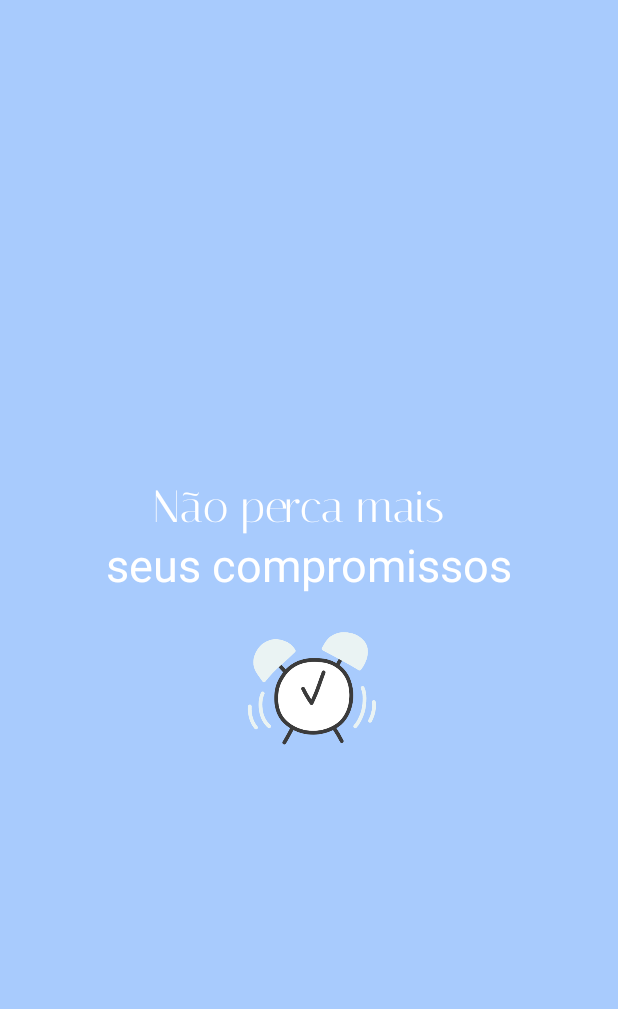
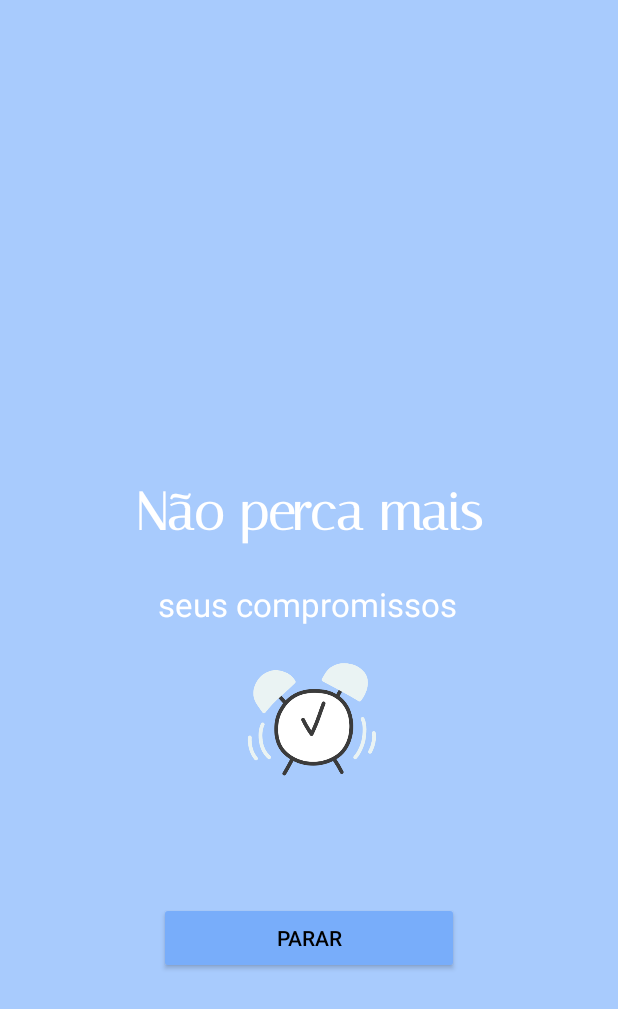
Before and after one commit to LucasGodoy1/AppCompromissoCerto, an Android app: the AlarmeActivity screen opened directly, with no data from a screen before it, on a phone screen of 412 x 824 dp. Shown: the top 1009 px of the screen. Run offline under Robolectric (Android 15) with nearby library versions, the phone set to English and light mode, and no system bars.

Commit message:
feat: alarmePlayer

```diff
--- a/app/src/main/java/lucasgodoy1/com/github/compromissocerto/controller/AlarmeActivityController.kt
+++ b/app/src/main/java/lucasgodoy1/com/github/compromissocerto/controller/AlarmeActivityController.kt
@@ -1,15 +1,20 @@
 package lucasgodoy1.com.github.compromissocerto.controller
 
+import android.view.View
 import lucasgodoy1.com.github.compromissocerto.data.CompromissoDataBase
+import lucasgodoy1.com.github.compromissocerto.service.AlarmePlayer
 import lucasgodoy1.com.github.compromissocerto.ui.AlarmeActivity
 import lucasgodoy1.com.github.compromissocerto.view.AlarmeActivityComponente
 
 class AlarmeActivityController(val alarmeActivity : AlarmeActivity, val AlarmeID: String) {
     private val alarmeComponente = AlarmeActivityComponente(alarmeActivity)
     private val data = CompromissoDataBase(alarmeActivity)
+    private val alarmePlayer = AlarmePlayer(alarmeActivity)
 
     fun inicializar(){
         exibirMsg()
+        alarmePlayer.iniciarSomDoAlarme()
+        botaoParar()
     }
 
     fun exibirMsg(){
@@ -20,5 +25,12 @@ class AlarmeActivityController(val alarmeActivity : AlarmeActivity, val AlarmeID
         }
     }
 
+    fun botaoParar(){
+        alarmeComponente.btnParar.setOnClickListener(View.OnClickListener {
+            alarmePlayer.pararSomDeAlarme()
+            alarmeActivity.finish()
+        })
+    }
+
 
 }
--- /dev/null
+++ b/app/src/main/java/lucasgodoy1/com/github/compromissocerto/service/AlarmePlayer.kt
@@ -0,0 +1,36 @@
+package lucasgodoy1.com.github.compromissocerto.service
+
+import android.content.Context
+import android.media.Ringtone
+import android.media.RingtoneManager
+import android.os.Handler
+import android.os.Looper
+
+class AlarmePlayer(val context: Context) {
+    val alarmUri = RingtoneManager.getDefaultUri(RingtoneManager.TYPE_ALARM)
+        ?: RingtoneManager.getDefaultUri(RingtoneManager.TYPE_NOTIFICATION)
+    private val ringtone = RingtoneManager.getRingtone(context, alarmUri)
+
+
+
+    fun iniciarSomDoAlarme(){
+        ringtone.play()
+        PararSomEmCincoMin()
+    }
+
+    fun pararSomDeAlarme(){
+        if (ringtone.isPlaying){
+            ringtone.stop()
+        }
+    }
+
+    fun PararSomEmCincoMin(){
+        if (ringtone.isPlaying){
+
+            Handler(Looper.getMainLooper()).postDelayed({
+                ringtone.stop()
+            }, 300000)
+        }
+    }
+
+}
--- a/app/src/main/java/lucasgodoy1/com/github/compromissocerto/view/AdicionarActivityComponente.kt
+++ b/app/src/main/java/lucasgodoy1/com/github/compromissocerto/view/AdicionarActivityComponente.kt
@@ -10,7 +10,7 @@ class AdicionarActivityComponente(adicionarActivity: AdicionarActivity) {
     var caixaDigiteSeuCompromisso: EditText = adicionarActivity.findViewById(R.id.idCaixaDigit)
     var calendario: CalendarView = adicionarActivity.findViewById(R.id.idCalendario)
     var hora: EditText = adicionarActivity.findViewById(R.id.idHora)
-    var btnSalvar: AppCompatButton = adicionarActivity.findViewById(R.id.idBtnSalvar)
+    var btnSalvar: AppCompatButton = adicionarActivity.findViewById(R.id.idBtnParar)
 
 
 }
--- a/app/src/main/java/lucasgodoy1/com/github/compromissocerto/view/AlarmeActivityComponente.kt
+++ b/app/src/main/java/lucasgodoy1/com/github/compromissocerto/view/AlarmeActivityComponente.kt
@@ -1,10 +1,12 @@
 package lucasgodoy1.com.github.compromissocerto.view
 
 import android.widget.TextView
+import androidx.appcompat.widget.AppCompatButton
 import lucasgodoy1.com.github.compromissocerto.R
 import lucasgodoy1.com.github.compromissocerto.ui.AlarmeActivity
 
 class AlarmeActivityComponente (val alarmeActivity : AlarmeActivity) {
     val txtViewTitulo : TextView = alarmeActivity.findViewById(R.id.idTxtAlarme)
     val txtViewDataEHora : TextView = alarmeActivity.findViewById(R.id.idTxtAlarmeDataeHR)
+    val btnParar : AppCompatButton = alarmeActivity.findViewById(R.id.idBtnParar)
 }
--- a/app/src/main/res/layout/activity_adicionar.xml
+++ b/app/src/main/res/layout/activity_adicionar.xml
@@ -112,7 +112,7 @@
                 app:layout_constraintTop_toBottomOf="@+id/idCalendario" />
 
             <androidx.appcompat.widget.AppCompatButton
-                android:id="@+id/idBtnSalvar"
+                android:id="@+id/idBtnParar"
                 android:layout_width="wrap_content"
                 android:layout_height="wrap_content"
                 android:layout_marginTop="12dp"
--- a/app/src/main/res/layout/activity_alarme.xml
+++ b/app/src/main/res/layout/activity_alarme.xml
@@ -11,16 +11,14 @@
         android:id="@+id/idTxtAlarme"
         android:layout_width="wrap_content"
         android:layout_height="wrap_content"
-        android:layout_marginStart="101dp"
         android:layout_marginTop="320dp"
-        android:layout_marginEnd="253dp"
         android:fontFamily="@font/italiana"
+        android:textStyle="bold"
         android:gravity="center"
         android:text="@string/splashTitulopt1"
         android:textColor="@color/white"
-        android:textSize="30sp"
+        android:textSize="35sp"
         app:layout_constraintEnd_toEndOf="parent"
-        app:layout_constraintHorizontal_bias="0.0"
         app:layout_constraintStart_toStartOf="parent"
         app:layout_constraintTop_toTopOf="parent" />
 
@@ -31,13 +29,13 @@
         android:gravity="center"
         android:text="@string/splashTitulopt2"
         android:textColor="@color/white"
-        android:textSize="30sp"
+        android:textSize="22sp"
         app:layout_constraintBottom_toBottomOf="parent"
         app:layout_constraintEnd_toEndOf="parent"
-        app:layout_constraintHorizontal_bias="0.497"
+        app:layout_constraintHorizontal_bias="0.496"
         app:layout_constraintStart_toStartOf="parent"
         app:layout_constraintTop_toBottomOf="@+id/idTxtAlarme"
-        app:layout_constraintVertical_bias="0.0" />
+        app:layout_constraintVertical_bias="0.059" />
 
     <ImageView
         android:id="@+id/idImageView"
@@ -51,4 +49,16 @@
         app:layout_constraintTop_toBottomOf="@+id/idTxtAlarmeDataeHR"
         app:srcCompat="@drawable/ic_splash" />
 
+    <androidx.appcompat.widget.AppCompatButton
+        android:id="@+id/idBtnParar"
+        android:layout_width="200dp"
+        android:layout_height="wrap_content"
+        android:layout_marginTop="84dp"
+        android:text="@string/btnParar"
+        android:theme="@style/Base.Theme.btn"
+        app:layout_constraintEnd_toEndOf="parent"
+        app:layout_constraintStart_toStartOf="parent"
+        app:layout_constraintTop_toBottomOf="@+id/idImageView" />
+
+
 </androidx.constraintlayout.widget.ConstraintLayout>
--- a/app/src/main/res/values/strings.xml
+++ b/app/src/main/res/values/strings.xml
@@ -20,6 +20,7 @@
     <string name="editarHora">Horário:</string>
     <string name="hintEditarHora">hh:mm</string>
     <string name="btnSalvarAlteracoes">Salvar Alterações</string>
+    <string name="btnParar">Parar</string>
 
 
 </resources>
```
